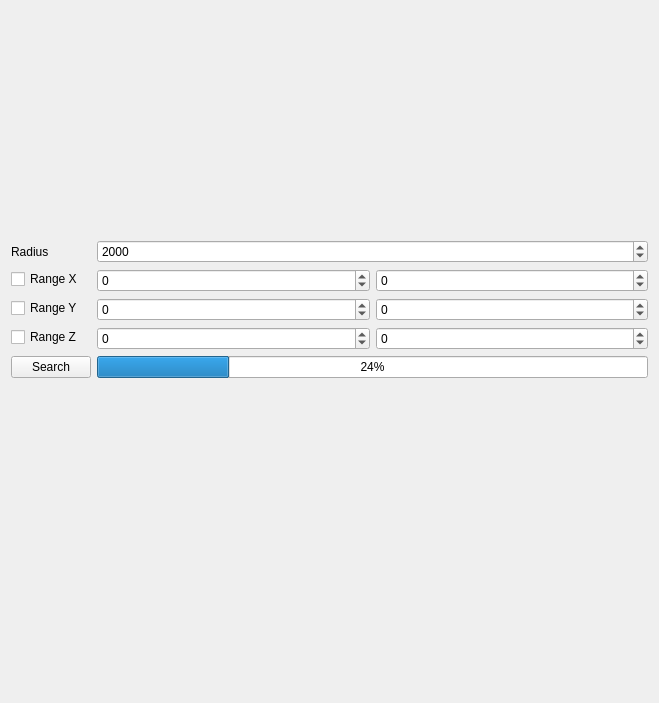
This is searchchunkswidget.ui in cre4ture/minutor-1 as Qt 5 draws it before an edit. The edited form follows.
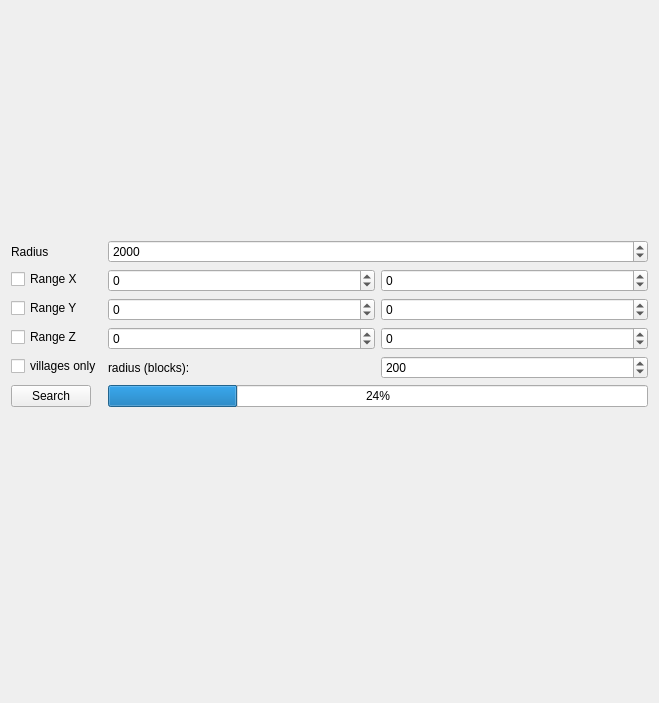
This is the edited form. Custom widgets are drawn as their Qt base class.

Commit message: limit search by village regions

```diff
--- a/searchchunkswidget.ui
+++ b/searchchunkswidget.ui
@@ -43,14 +43,14 @@
        </property>
       </widget>
      </item>
-     <item row="6" column="0">
+     <item row="10" column="0">
       <widget class="QPushButton" name="pb_search">
        <property name="text">
         <string>Search</string>
        </property>
       </widget>
      </item>
-     <item row="6" column="1">
+     <item row="10" column="1">
       <widget class="QProgressBar" name="progressBar">
        <property name="value">
         <number>24</number>
@@ -150,6 +150,34 @@
        </property>
       </widget>
      </item>
+     <item row="7" column="1">
+      <layout class="QHBoxLayout" name="horizontalLayout_4">
+       <item>
+        <widget class="QLabel" name="label_2">
+         <property name="text">
+          <string>radius (blocks):</string>
+         </property>
+        </widget>
+       </item>
+       <item>
+        <widget class="QSpinBox" name="sb_villages_radius">
+         <property name="maximum">
+          <number>999999999</number>
+         </property>
+         <property name="value">
+          <number>200</number>
+         </property>
+        </widget>
+       </item>
+      </layout>
+     </item>
+     <item row="7" column="0">
+      <widget class="QCheckBox" name="check_villages">
+       <property name="text">
+        <string>villages only</string>
+       </property>
+      </widget>
+     </item>
     </layout>
    </item>
    <item>
```
The commit also changes 10 other files.
